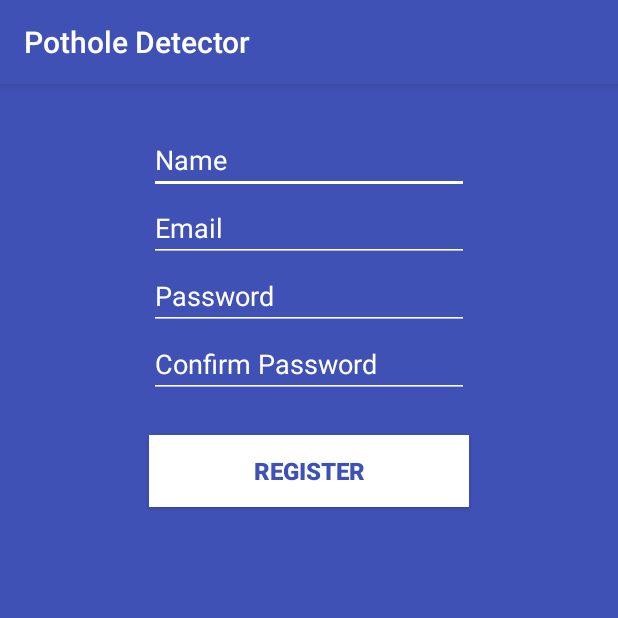
After one commit to tahakapasi/Pothole-Detector, an Android app: the Register screen opened directly, with no data from a screen before it, on a phone screen of 412 x 824 dp, the top half of it. The commit adds this screen. Run offline under Robolectric (Android 15) with nearby library versions, the phone set to English and light mode, and no system bars.

Commit message:
Register module added and working. CHecking if email already exists is not working

```diff
--- a/app/build.gradle
+++ b/app/build.gradle
@@ -29,6 +29,6 @@ dependencies {
     compile 'com.android.support:design:23.4.0'
     compile 'com.google.android.gms:play-services:10.0.1'
     compile 'com.android.support:support-v4:23.4.0'
-    compile 'com.android.support.constraint:constraint-layout:+'
+    compile 'com.android.support.constraint:constraint-layout:1.0.2'
     testCompile 'junit:junit:4.12'
 }
--- a/app/src/main/AndroidManifest.xml
+++ b/app/src/main/AndroidManifest.xml
@@ -34,6 +34,7 @@
             android:enabled="true"
             android:exported="true" />
 
+        <activity android:name=".Register"></activity>
     </application>
 
 </manifest>
--- /dev/null
+++ b/app/src/main/res/layout/activity_register.xml
@@ -0,0 +1,94 @@
+<?xml version="1.0" encoding="utf-8"?>
+<RelativeLayout xmlns:android="http://schemas.android.com/apk/res/android"
+    xmlns:app="http://schemas.android.com/apk/res-auto"
+    xmlns:tools="http://schemas.android.com/tools"
+    android:background="?attr/colorPrimary"
+    android:layout_width="match_parent"
+    android:layout_height="match_parent"
+    tools:context="com.pothole.potholedetector.Register">
+
+    <EditText
+        android:id="@+id/name"
+        android:layout_width="wrap_content"
+        android:layout_height="wrap_content"
+        android:ems="10"
+        android:inputType="textPersonName"
+        android:text=""
+        android:hint="Name"
+        tools:layout_editor_absoluteX="71dp"
+        tools:layout_editor_absoluteY="50dp"
+        android:textColor="#FFFFFF"
+        android:backgroundTint="#FFFFFF"
+        android:textColorHint="#FFFFFF"
+        android:textColorLink="?attr/colorPrimary"
+        android:textCursorDrawable="@null"
+        android:layout_alignParentTop="true"
+        android:layout_alignStart="@+id/email"
+        android:layout_marginTop="28dp" />
+
+    <EditText
+        android:id="@+id/email"
+        android:layout_width="wrap_content"
+        android:layout_height="wrap_content"
+        android:ems="10"
+        android:inputType="textEmailAddress"
+        tools:layout_editor_absoluteX="71dp"
+        tools:layout_editor_absoluteY="111dp"
+        android:hint="Email"
+        android:textColor="#FFFFFF"
+        android:backgroundTint="#FFFFFF"
+        android:textColorHint="#FFFFFF"
+        android:textColorLink="?attr/colorPrimary"
+        android:textCursorDrawable="@null"
+        android:layout_below="@+id/name"
+        android:layout_alignStart="@+id/password" />
+
+    <EditText
+        android:id="@+id/password"
+        android:layout_width="wrap_content"
+        android:layout_height="wrap_content"
+        android:ems="10"
+        android:inputType="textPassword"
+        android:hint="Password"
+        tools:layout_editor_absoluteX="71dp"
+        tools:layout_editor_absoluteY="185dp"
+        android:textColor="#FFFFFF"
+        android:backgroundTint="#FFFFFF"
+        android:textColorHint="#FFFFFF"
+        android:textColorLink="?attr/colorPrimary"
+        android:textCursorDrawable="@null"
+        android:layout_below="@+id/email"
+        android:layout_alignStart="@+id/confirm_password" />
+
+    <EditText
+        android:id="@+id/confirm_password"
+        android:layout_width="wrap_content"
+        android:layout_height="wrap_content"
+        android:ems="10"
+        android:inputType="textPassword"
+        android:hint="Confirm Password"
+        tools:layout_editor_absoluteX="72dp"
+        tools:layout_editor_absoluteY="258dp"
+        android:textColor="#FFFFFF"
+        android:backgroundTint="#FFFFFF"
+        android:textColorHint="#FFFFFF"
+        android:textColorLink="?attr/colorPrimary"
+        android:textCursorDrawable="@null"
+        android:layout_below="@+id/password"
+        android:layout_centerHorizontal="true" />
+
+    <Button
+        android:id="@+id/register"
+        android:layout_width="wrap_content"
+        android:layout_height="wrap_content"
+        android:layout_marginTop="70dp"
+        android:text="REGISTER"
+        android:textColor="?attr/colorPrimary"
+        android:textSize="16sp"
+        android:textStyle="bold"
+        android:background="#FFFFFF"
+        android:layout_alignTop="@+id/confirm_password"
+        android:layout_alignStart="@+id/confirm_password"
+        android:layout_alignEnd="@+id/confirm_password" />
+
+</RelativeLayout>
```
Also changed, not shown: app/src/main/java/com/pothole/potholedetector/MainActivity.java (+10 -0 lines), app/src/main/java/com/pothole/potholedetector/Register.java (added, +219 -0 lines), app/src/main/res/layout/activity_main.xml (+20 -7 lines).
